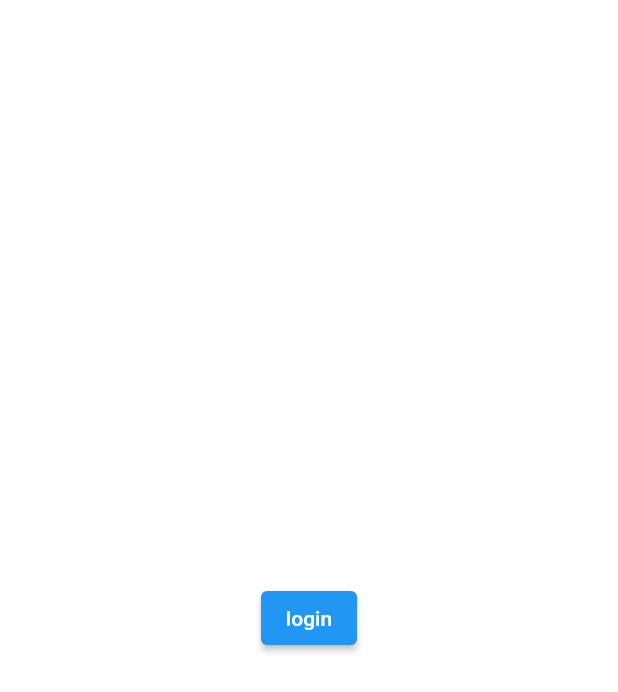
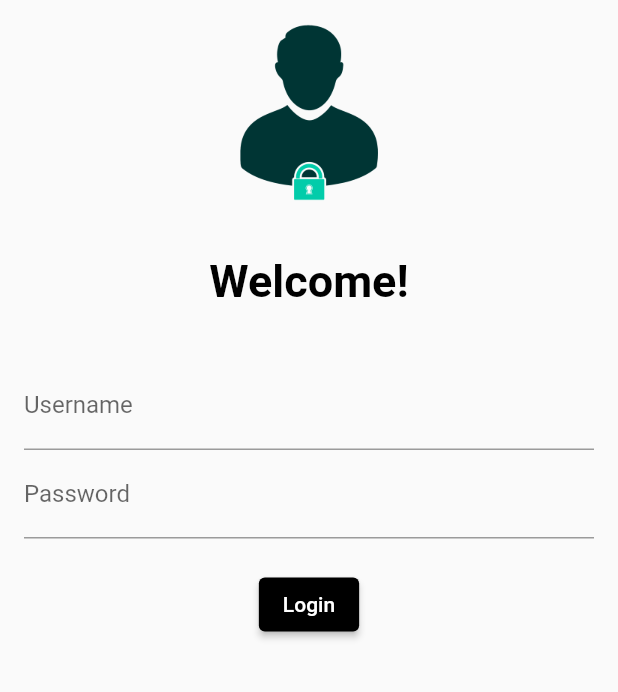
Before and after one commit to rishabhkadam/30DaysOfFlutter, a Flutter app: the screen it shows after launch, on a phone screen of 412 x 824 dp. Shown: the top 692 px of the screen. Run offline on Flutter 3.47's test engine with Material 2 defaults, Android fonts, the phone set to English and light mode, and no system bars; key blocks and very long unbroken strings in the code were emptied for the run.

Commit message:
day 3 completed

```diff
--- a/lib/loginPage.dart
+++ b/lib/loginPage.dart
@@ -6,15 +6,54 @@ class loginPage extends StatelessWidget {
 
   @override
   Widget build(BuildContext context) {
-    return MaterialApp(
-      home: Center(
-        child: ElevatedButton(
-          child:const Text('login'),
-          onPressed: () {
-            Navigator.pushNamed(context, "/home");
-          },
+    return Material(
+        child: Column(children: [
+      Image.asset(
+        'assets/images/loginimage.png',
+        height: 150,
+        width: 150,
+      ),
+      SizedBox(
+        height: 20,
+      ),
+      const Text(
+        'Welcome!',
+        style: TextStyle(
+            fontSize: 30, color: Colors.black, fontWeight: FontWeight.bold),
+      ),
+      SizedBox(
+        height: 20,
+      ),
+      Padding(
+        padding: const EdgeInsets.symmetric(vertical: 16.0, horizontal: 16.0),
+        child: Column(
+          children: [
+            TextFormField(
+              decoration: const InputDecoration(
+                hintText: 'Enter username',
+                labelText: 'Username',
+              ),
+            ),
+            TextFormField(
+              obscureText: true,
+              decoration: const InputDecoration(
+                hintText: 'Enter password',
+                labelText: 'Password',
+              ),
+            ),
+            const SizedBox(
+              height: 20,
+            ),
+            ElevatedButton(
+              child: const Text('Login'),
+              style: TextButton.styleFrom(backgroundColor: Colors.black),
+              onPressed: () {
+               Navigator.pushNamed(context, MyRoutes.homeRoute);
+              },
+            ),
+          ],
         ),
-      ),
-    );
+      )
+    ]));
   }
 }
--- a/lib/main.dart
+++ b/lib/main.dart
@@ -1,4 +1,5 @@
 import 'package:flutter/material.dart';
+import 'package:testfile/HomePage.dart';
 import 'package:testfile/loginPage.dart';
 import 'package:testfile/routes.dart';
 
@@ -18,10 +19,11 @@ class _MyAppState extends State<MyApp> {
   Widget build(BuildContext context) {
     return MaterialApp(
       home:const Text('This is home page.'),
-      initialRoute: '/LoginPage',
-      routes: {'/LoginPage': (context) => const loginPage(),
-      "/home": (context) =>  MyApp()
+      initialRoute: MyRoutes.loginRoute,
+      routes: {MyRoutes.loginRoute: (context) => const loginPage(),
+                MyRoutes.homeRoute: (context) =>const  HomePage()
       },
+
     );
   }
 }
--- a/pubspec.yaml
+++ b/pubspec.yaml
@@ -58,8 +58,8 @@ flutter:
   uses-material-design: true
 
   # To add assets to your application, add an assets section, like this:
-  # assets:
-  #   - images/a_dot_burr.jpeg
+  assets:
+    - assets/images/
   #   - images/a_dot_ham.jpeg
 
   # An image asset can refer to one or more resolution-specific "variants", see
```
Also changed, not shown: lib/HomePage.dart (added, +18 -0 lines), lib/drawer.dart (added, +68 -0 lines), assets/images/loginimage.png (added).
